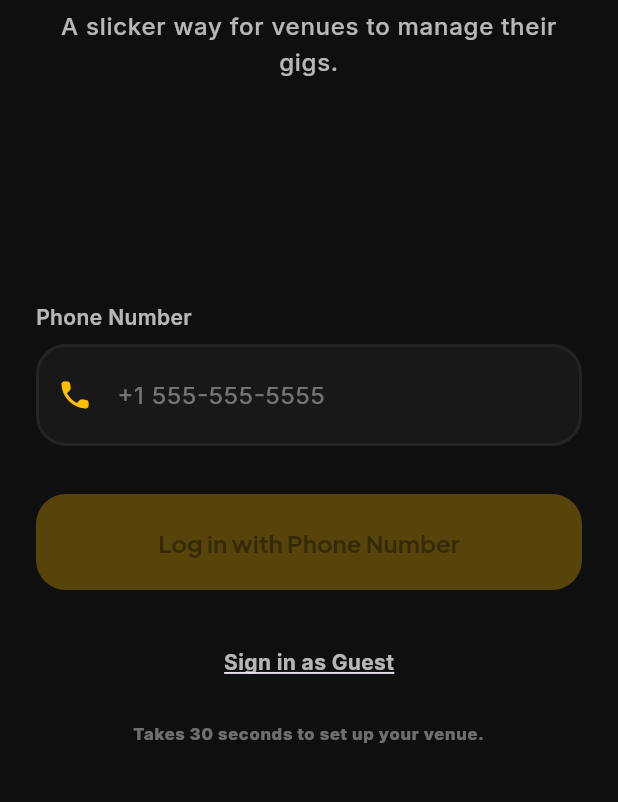
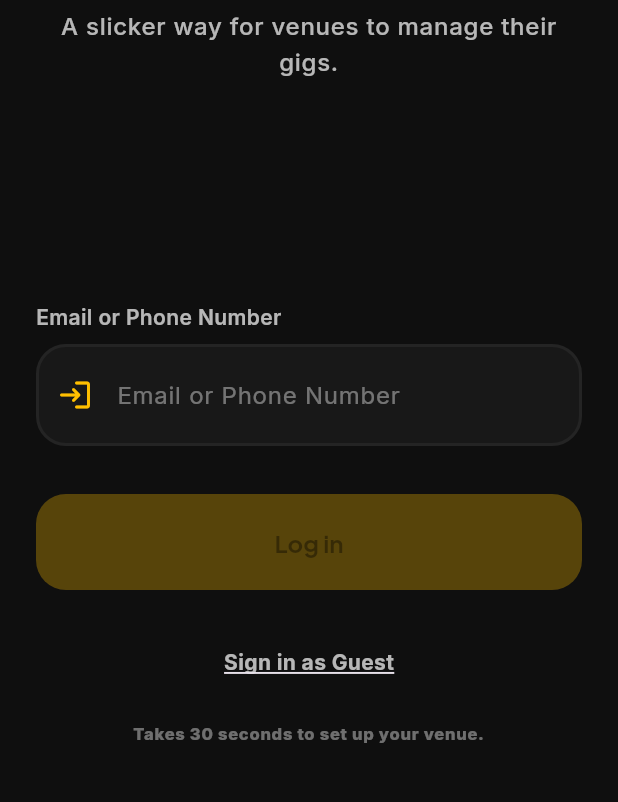
Before and after one commit to gthompson333/gig_slick, a Flutter app: the screen it shows after launch, on a phone screen of 412 x 824 dp, the part 430-1232 px from its top. Run offline on Flutter 3.47's test engine with Material 3 defaults, Android fonts, the phone set to English and light mode, and no system bars; our stand-ins replace cloud_firestore, equatable, firebase_auth, firebase_core, flutter_bloc, freezed_annotation and 4 more; accounts and stored records are empty; generated files the repository leaves out were written again.

Commit message:
Refactor onboarding to support Smart Identifier (Email and Phone) login

```diff
--- a/lib/features/onboarding/presentation/onboarding_page.dart
+++ b/lib/features/onboarding/presentation/onboarding_page.dart
@@ -28,12 +28,39 @@ class OnboardingView extends StatefulWidget {
 }
 
 class _OnboardingViewState extends State<OnboardingView> {
-  final _phoneController = TextEditingController();
+  final _identifierController = TextEditingController();
 
   @override
   void dispose() {
-    _phoneController.dispose();
+    _identifierController.dispose();
     super.dispose();
+  }
+
+  String _getIdentifierType(String input) {
+    if (input.contains('@')) return 'email';
+
+    // Strip non-numeric for phone detection
+    final numeric = input.replaceAll(RegExp(r'[^0-9+]'), '');
+    if (numeric.startsWith('+') || numeric.length >= 10) return 'phone';
+
+    return 'invalid';
+  }
+
+  String _normalizePhone(String input) {
+    String phone = input.replaceAll(RegExp(r'[\s\-\(\)]'), '');
+    if (phone.length == 10 && !phone.startsWith('+')) {
+      phone = '+1$phone';
+    }
+    return phone;
+  }
+
+  bool _isValidEmail(String input) {
+    return RegExp(r'^[\w-\.]+@([\w-]+\.)+[\w-]{2,4}$').hasMatch(input);
+  }
+
+  bool _isValidPhone(String input) {
+    final normalized = _normalizePhone(input);
+    return normalized.startsWith('+') && normalized.length >= 10;
   }
 
   @override
@@ -50,6 +77,8 @@ class _OnboardingViewState extends State<OnboardingView> {
           }
         } else if (state is AuthOtpSent) {
           _showOtpDialog(context, state.verificationId, state.phoneNumber);
+        } else if (state is AuthEmailLinkSent) {
+          _showEmailSentDialog(context, state.email);
         } else if (state is AuthError) {
           // If a dialog is open (like the OTP dialog), this alert will show on top or after it.
           // However, the OTP dialog is already popped on 'VERIFY' tap.
@@ -118,9 +147,9 @@ class _OnboardingViewState extends State<OnboardingView> {
                       mainAxisSize: MainAxisSize.min,
                       crossAxisAlignment: CrossAxisAlignment.stretch,
                       children: [
-                        // Phone Input
+                        // Smart Identifier Input
                         Text(
-                          'Phone Number',
+                          'Email or Phone Number',
                           style: theme.textTheme.bodyMedium?.copyWith(
                             color: AppColors.textSecondary,
                             fontWeight: FontWeight.w600,
@@ -136,18 +165,27 @@ class _OnboardingViewState extends State<OnboardingView> {
                               width: 2,
                             ),
                           ),
-                          child: TextField(
-                            controller: _phoneController,
-                            keyboardType: TextInputType.phone,
+                          child: ValueListenableBuilder<TextEditingValue>(
+                            valueListenable: _identifierController,
+                            builder: (context, value, child) {
+                              final type = _getIdentifierType(value.text);
+                              IconData icon = Icons.login_rounded;
+                              if (type == 'email') icon = Icons.email_rounded;
+                              if (type == 'phone') icon = Icons.phone_rounded;
+
+                              return TextField(
+                                controller: _identifierController,
+                                keyboardType: TextInputType.emailAddress,
                                 style: theme.textTheme.bodyLarge,
                                 cursorColor: AppColors.electricAmber,
                                 decoration: InputDecoration(
-                              hintText: '+1 555-555-5555',
-                              hintStyle: theme.textTheme.bodyLarge?.copyWith(
+                                  hintText: 'Email or Phone Number',
+                                  hintStyle:
+                                      theme.textTheme.bodyLarge?.copyWith(
                                         color: AppColors.textTertiary,
                                       ),
-                              prefixIcon: const Icon(
-                                Icons.phone_rounded,
+                                  prefixIcon: Icon(
+                                    icon,
                                     color: AppColors.electricAmber,
                                   ),
                                   border: InputBorder.none,
@@ -156,51 +194,46 @@ class _OnboardingViewState extends State<OnboardingView> {
                                     vertical: 20,
                                   ),
                                 ),
+                              );
+                            },
                           ),
                         ),
                         const SizedBox(height: 32),
 
                         ValueListenableBuilder<TextEditingValue>(
-                          valueListenable: _phoneController,
+                          valueListenable: _identifierController,
                           builder: (context, value, child) {
-                            final phoneText = value.text.trim();
-                            final isButtonEnabled =
-                                phoneText.isNotEmpty && !isLoading;
+                            final input = value.text.trim();
+                            final type = _getIdentifierType(input);
+
+                            bool isButtonEnabled = false;
+                            String buttonText = 'Log in';
+
+                            if (type == 'email') {
+                              isButtonEnabled = _isValidEmail(input);
+                              buttonText = 'Log in with Email';
+                            } else if (type == 'phone') {
+                              isButtonEnabled = _isValidPhone(input);
+                              buttonText = 'Log in with Phone Number';
+                            }
+
+                            isButtonEnabled = isButtonEnabled && !isLoading;
 
                             return SizedBox(
                               height: 64,
                               child: ElevatedButton(
                                 onPressed: isButtonEnabled
                                     ? () {
-                                        String phone = phoneText;
-
-                                        // Basic normalization: remove spaces, dashes, parentheses
-                                        phone = phone.replaceAll(
-                                          RegExp(r'[\s\-\(\)]'),
-                                          '',
+                                        if (type == 'email') {
+                                          context.read<AuthBloc>().add(
+                                            EmailLoginRequested(input),
                                           );
-
-                                        // If it's a 10-digit number without +, assume +1
-                                        if (phone.length == 10 &&
-                                            !phone.startsWith('+')) {
-                                          phone = '+1$phone';
-                                        } else if (!phone.startsWith('+')) {
-                                          // If it's not starting with +, show a hint
-                                          ScaffoldMessenger.of(
-                                            context,
-                                          ).showSnackBar(
-                                            const SnackBar(
-                                              content: Text(
-                                                'Please include your country code (e.g. +1)',
-                                              ),
-                                            ),
-                                          );
-                                          return;
-                                        }
-
+                                        } else {
+                                          final phone = _normalizePhone(input);
                                           context.read<AuthBloc>().add(
                                             PhoneLoginRequested(phone),
                                           );
+                                        }
                                       }
                                     : null,
                                 style: ElevatedButton.styleFrom(
@@ -219,7 +252,7 @@ class _OnboardingViewState extends State<OnboardingView> {
                                         color: Colors.black,
                                       )
                                     : Text(
-                                        'Log in with Phone Number',
+                                        buttonText,
                                         style: theme.textTheme.titleLarge
                                             ?.copyWith(
                                               color: isButtonEnabled
@@ -428,4 +461,58 @@ class _OnboardingViewState extends State<OnboardingView> {
       ),
     );
   }
+
+  void _showEmailSentDialog(BuildContext context, String email) {
+    showDialog(
+      context: context,
+      builder: (context) => AlertDialog(
+        backgroundColor: AppColors.surfaceMid,
+        shape: RoundedRectangleBorder(borderRadius: BorderRadius.circular(24)),
+        title: Text(
+          'Check Your Email',
+          style: Theme.of(context).textTheme.headlineSmall?.copyWith(
+            color: AppColors.electricAmber,
+            fontWeight: FontWeight.w900,
+          ),
+        ),
+        content: Column(
+          mainAxisSize: MainAxisSize.min,
+          children: [
+            const Icon(
+              Icons.mark_email_read_rounded,
+              size: 64,
+              color: AppColors.electricAmber,
+            ),
+            const SizedBox(height: 24),
+            Text(
+              'A sign-in link has been sent to\n$email',
+              textAlign: TextAlign.center,
+              style: const TextStyle(color: AppColors.textSecondary),
+            ),
+            const SizedBox(height: 16),
+            const Text(
+              'Click the link in your email to complete the login process.',
+              textAlign: TextAlign.center,
+              style: TextStyle(
+                color: AppColors.textTertiary,
+                fontSize: 12,
+              ),
+            ),
+          ],
+        ),
+        actions: [
+          TextButton(
+            onPressed: () => Navigator.pop(context),
+            child: const Text(
+              'GOT IT',
+              style: TextStyle(
+                color: AppColors.electricAmber,
+                fontWeight: FontWeight.bold,
+              ),
+            ),
+          ),
+        ],
+      ),
+    );
   }
+}
--- a/lib/features/sign_in/bloc/auth_bloc.dart
+++ b/lib/features/sign_in/bloc/auth_bloc.dart
@@ -14,6 +14,7 @@ class AuthBloc extends Bloc<AuthEvent, AuthState> {
   AuthBloc(this._authRepository, this._dashboardRepository)
     : super(AuthInitial()) {
     on<PhoneLoginRequested>(_onPhoneLoginRequested);
+    on<EmailLoginRequested>(_onEmailLoginRequested);
     on<OtpSubmitted>(_onOtpSubmitted);
     on<SignInAsGuestRequested>(_onSignInAsGuest);
     on<LinkPhoneRequested>(_onLinkPhoneRequested);
@@ -44,6 +45,19 @@ class AuthBloc extends Bloc<AuthEvent, AuthState> {
           add(AuthErrorOccurred(error));
         },
       );
+    } catch (e) {
+      emit(AuthError(AuthErrorMapper.mapMessage(e)));
+    }
+  }
+
+  Future<void> _onEmailLoginRequested(
+    EmailLoginRequested event,
+    Emitter<AuthState> emit,
+  ) async {
+    emit(AuthLoading());
+    try {
+      await _authRepository.signInWithMagicLink(event.email);
+      emit(AuthEmailLinkSent(event.email));
     } catch (e) {
       emit(AuthError(AuthErrorMapper.mapMessage(e)));
     }
--- a/lib/features/sign_in/bloc/auth_event.dart
+++ b/lib/features/sign_in/bloc/auth_event.dart
@@ -11,6 +11,13 @@ class PhoneLoginRequested extends AuthEvent {
   const PhoneLoginRequested(this.phoneNumber);
   @override
   List<Object> get props => [phoneNumber];
+}
+
+class EmailLoginRequested extends AuthEvent {
+  final String email;
+  const EmailLoginRequested(this.email);
+  @override
+  List<Object> get props => [email];
 }
 
 class OtpSubmitted extends AuthEvent {
--- a/lib/features/sign_in/bloc/auth_state.dart
+++ b/lib/features/sign_in/bloc/auth_state.dart
@@ -30,6 +30,15 @@ class AuthOtpSent extends AuthState {
   List<Object> get props => [verificationId, phoneNumber];
 }
 
+class AuthEmailLinkSent extends AuthState {
+  final String email;
+
+  const AuthEmailLinkSent(this.email);
+
+  @override
+  List<Object> get props => [email];
+}
+
 class AuthLinkOtpSent extends AuthState {
   final String verificationId;
   final String phoneNumber;
```
Also changed, not shown: lib/features/sign_in/repository/auth_repository_impl.dart (+19 -1 lines). Lines whose indentation alone changed are shown as unchanged.
